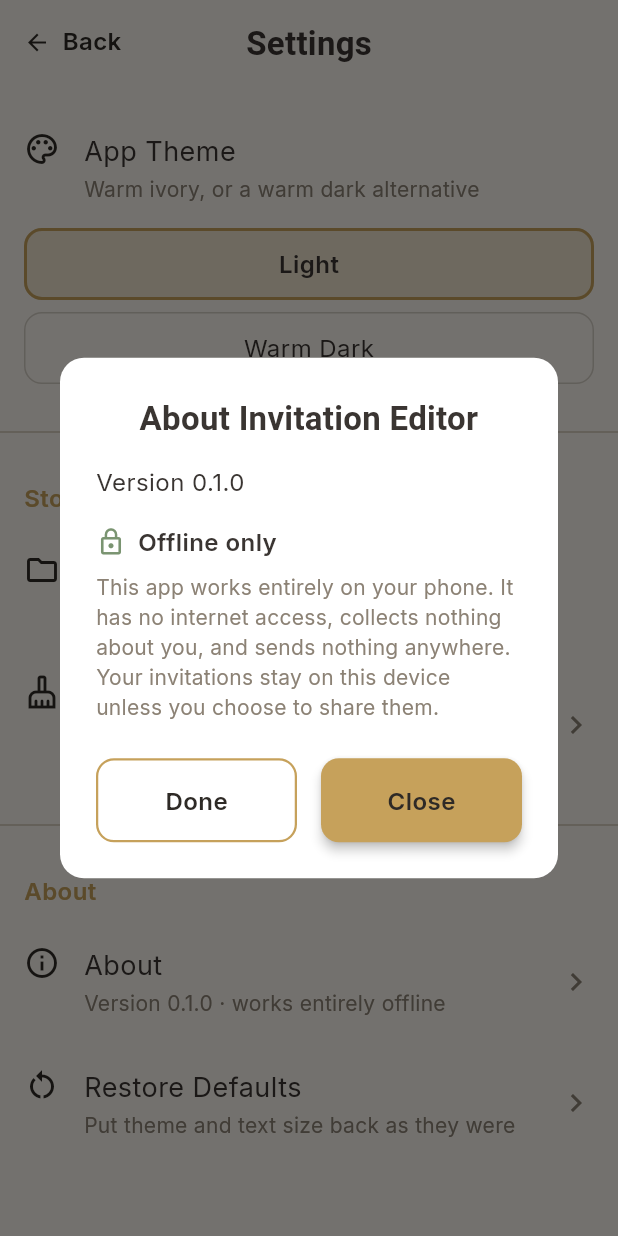
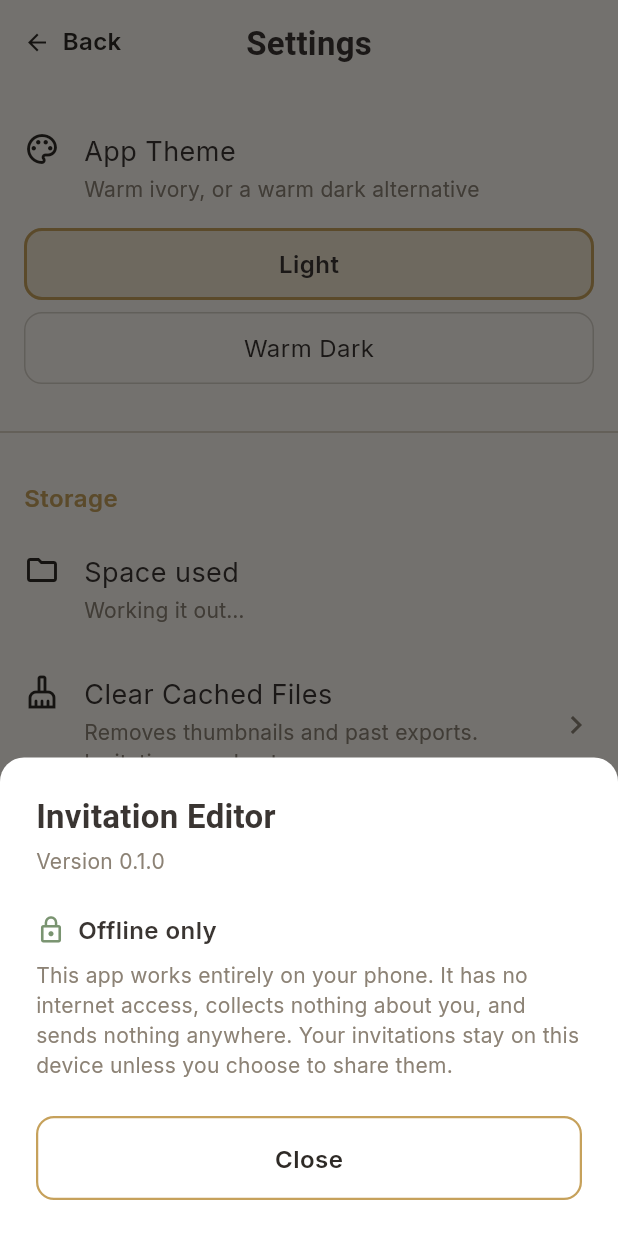
Before and after one commit to chatgpt638100-cpu/CLAUDE, a Flutter app: the SettingsScreen screen opened by its route, scrolled down 365 dp, after a tap on "About", on a phone screen of 412 x 824 dp. Run offline on Flutter 3.47's test engine with Material 3 defaults, Android fonts, the phone set to English and light mode, and no system bars; our stand-ins replace equatable, file_picker, flutter_colorpicker, flutter_riverpod, get_it, go_router and 7 more; accounts and stored records are empty; Roboto replaces fonts that are missing (PlayfairDisplay).

Commit message:
Fix compile-blocking type errors found by static audit
No Dart toolchain is available in this environment, so these were found by
auditing the patterns a compiler would reject rather than by building.

Type errors that would have failed the build:
- num.clamp returns num, not the receiver's type. Three call sites passed
  the result straight into a double or int parameter:
  thumbnail_capture (pixelRatio), restore_text_element (List.insert index)
  and invitation_page_renderer (Color.fromRGBO opacity).
- const AlwaysStoppedAnimation(1) infers AlwaysStoppedAnimation<int>, which
  FadeTransition rejects. Given an explicit <double>.

Version-fragile APIs replaced with portable equivalents:
- ref.mounted only exists in newer Riverpod 2.x. The voice notifier now
  tracks disposal itself, which matters because the speech engine fires
  callbacks after the dialog may have closed.
- A typed initialising formal (InvitationProject this.project) narrowed a
  nullable field; rewritten as a plain constructor parameter.
- The isolate payload from the style analyser is now a List<int> rather
  than a private class, so it does not depend on how a given Dart version
  handles sending arbitrary objects across isolates.

Also:
- The style-to-font mapping is now guarded by a debug assert that the
  suggested family exists in the catalogue; a typo there would silently
  render the fallback serif and make the suggestion a lie. This also puts
  the previously unused guard to work.
- The About page was an AppDialog, which always renders confirm *and*
  cancel — two buttons doing the same thing. Now a sheet with one Close.

Verification suite passes: 123 files, imports resolve, delimiters balanced,
design tokens exist, no unguarded num.clamp, no version-fragile APIs, 37
use cases and 13 repositories registered, routing complete, assets present,
no dead code.

```diff
--- a/invitation_editor/lib/features/editor/domain/usecases/restore_text_element.dart
+++ b/invitation_editor/lib/features/editor/domain/usecases/restore_text_element.dart
@@ -15,7 +15,9 @@ class RestoreTextElement {
     final elements = [...canvas.elements];
     // The list may have changed since the delete, so clamp rather than
     // trusting the old index blindly.
-    final insertAt = index.clamp(0, elements.length);
+    // toInt() matters: num.clamp returns num, which will not assign to the
+    // int that List.insert expects.
+    final insertAt = index.clamp(0, elements.length).toInt();
     elements.insert(insertAt, element);
 
     return canvas.copyWith(
--- a/invitation_editor/lib/features/editor/presentation/thumbnail_capture.dart
+++ b/invitation_editor/lib/features/editor/presentation/thumbnail_capture.dart
@@ -30,7 +30,10 @@ class ThumbnailCapture {
 
       // Scale so the output lands near targetWidth whatever the screen
       // size, and never upscale a small canvas.
-      final pixelRatio = (targetWidth / logicalWidth).clamp(0.5, 3.0);
+      // toDouble() matters: num.clamp returns num, which will not assign to
+      // the double that toImage expects.
+      final pixelRatio =
+          (targetWidth / logicalWidth).clamp(0.5, 3.0).toDouble();
 
       final image = await renderObject.toImage(pixelRatio: pixelRatio);
       try {
--- a/invitation_editor/lib/features/settings/presentation/screens/settings_screen.dart
+++ b/invitation_editor/lib/features/settings/presentation/screens/settings_screen.dart
@@ -9,6 +9,7 @@ import '../../../../core/utils/date_formatting.dart';
 import '../../../../core/widgets/app_bar_widget.dart';
 import '../../../../core/widgets/app_dialog.dart';
 import '../../../../core/widgets/pulsing_dot_loader.dart';
+import '../../../../core/widgets/secondary_button.dart';
 import '../../../../injection/service_locator.dart';
 import '../../domain/entities/app_settings.dart';
 import '../../domain/usecases/settings_usecases.dart';
@@ -86,23 +87,36 @@ class _SettingsScreenState extends ConsumerState<SettingsScreen> {
     if (mounted) _showMessage('Settings restored.');
   }
 
+  /// A sheet rather than an [AppDialog]: AppDialog always renders a confirm
+  /// *and* a cancel button, and an informational page needs exactly one way
+  /// out. Two buttons that do the same thing is a small confusion this
+  /// audience does not need.
   void _showAbout() {
-    showDialog<void>(
+    showModalBottomSheet<void>(
       context: context,
-      builder: (dialogContext) => AppDialog(
-        title: 'About ${AppInfo.appName}',
-        confirmLabel: 'Close',
-        cancelLabel: 'Done',
-        onConfirm: () => Navigator.of(dialogContext).pop(),
-        content: Column(
+      backgroundColor: Theme.of(context).cardTheme.color,
+      shape: const RoundedRectangleBorder(
+        borderRadius: BorderRadius.vertical(
+          top: Radius.circular(AppDimensions.cardRadius),
+        ),
+      ),
+      builder: (sheetContext) => SafeArea(
+        child: Padding(
+          padding: const EdgeInsets.all(AppDimensions.spaceL),
+          child: Column(
             mainAxisSize: MainAxisSize.min,
             crossAxisAlignment: CrossAxisAlignment.start,
             children: [
               Text(
+                AppInfo.appName,
+                style: Theme.of(sheetContext).textTheme.headlineMedium,
+              ),
+              const SizedBox(height: AppDimensions.spaceXS),
+              Text(
                 'Version ${AppInfo.version}',
-              style: Theme.of(dialogContext).textTheme.bodyMedium,
+                style: Theme.of(sheetContext).textTheme.bodySmall,
               ),
-            const SizedBox(height: AppDimensions.spaceM),
+              const SizedBox(height: AppDimensions.spaceL),
               Row(
                 children: [
                   const Icon(
@@ -113,7 +127,7 @@ class _SettingsScreenState extends ConsumerState<SettingsScreen> {
                   const SizedBox(width: AppDimensions.spaceS),
                   Text(
                     'Offline only',
-                  style: Theme.of(dialogContext)
+                    style: Theme.of(sheetContext)
                         .textTheme
                         .bodyMedium
                         ?.copyWith(fontWeight: FontWeight.w600),
@@ -123,9 +137,15 @@ class _SettingsScreenState extends ConsumerState<SettingsScreen> {
               const SizedBox(height: AppDimensions.spaceS),
               Text(
                 AppInfo.privacySummary,
-              style: Theme.of(dialogContext).textTheme.bodySmall,
+                style: Theme.of(sheetContext).textTheme.bodySmall,
+              ),
+              const SizedBox(height: AppDimensions.spaceL),
+              SecondaryButton(
+                label: 'Close',
+                onPressed: () => Navigator.of(sheetContext).pop(),
               ),
             ],
+          ),
         ),
       ),
     );
--- a/invitation_editor/lib/features/voice_input/presentation/widgets/voice_input_button.dart
+++ b/invitation_editor/lib/features/voice_input/presentation/widgets/voice_input_button.dart
@@ -199,7 +199,9 @@ class _MicButtonState extends State<_MicButton>
           ? Tween<double>(begin: 0.55, end: 1).animate(
               CurvedAnimation(parent: _pulse, curve: Curves.easeInOut),
             )
-          : const AlwaysStoppedAnimation(1),
+          // Explicit type argument: without it this infers
+          // AlwaysStoppedAnimation<int>, which FadeTransition rejects.
+          : const AlwaysStoppedAnimation<double>(1),
       child: TextButton.icon(
         onPressed: widget.onPressed,
         style: TextButton.styleFrom(
```
Also changed, not shown: invitation_editor/lib/features/editor/presentation/providers/editor_session_provider.dart (+6 -2 lines), invitation_editor/lib/features/export/data/renderers/invitation_page_renderer.dart (+7 -1 lines), invitation_editor/lib/features/smart_font_matching/data/repositories/style_analysis_repository_impl.dart (+23 -24 lines), invitation_editor/lib/features/voice_input/presentation/providers/voice_input_provider.dart (+11 -3 lines). Lines whose indentation alone changed are shown as unchanged.
